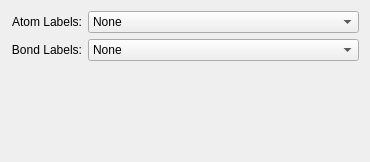
Qt form libavogadro/src/engines/labelsettingswidget.ui (gladk/avogadro-debian) before a commit.
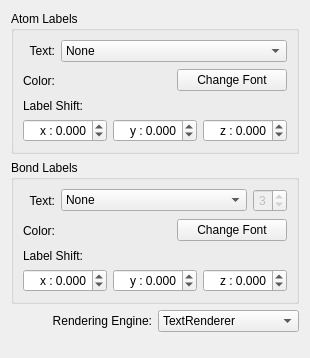
The same form after that commit. Custom widgets are drawn as their Qt base class.

What changed in the file:
```diff
--- a/libavogadro/src/engines/labelsettingswidget.ui
+++ b/libavogadro/src/engines/labelsettingswidget.ui
@@ -6,8 +6,8 @@
    <rect>
     <x>0</x>
     <y>0</y>
-    <width>370</width>
-    <height>162</height>
+    <width>300</width>
+    <height>358</height>
    </rect>
   </property>
   <property name="sizeIncrement">
@@ -17,10 +17,52 @@
    </size>
   </property>
   <layout class="QGridLayout">
+   <item row="2" column="0">
+    <widget class="QLabel" name="label_3">
+     <property name="text">
+      <string>Rendering Engine:</string>
+     </property>
+     <property name="alignment">
+      <set>Qt::AlignRight|Qt::AlignTrailing|Qt::AlignVCenter</set>
+     </property>
+    </widget>
+   </item>
+   <item row="2" column="1">
+    <widget class="QComboBox" name="textRendering">
+     <property name="sizePolicy">
+      <sizepolicy hsizetype="Preferred" vsizetype="Fixed">
+       <horstretch>0</horstretch>
+       <verstretch>0</verstretch>
+      </sizepolicy>
+     </property>
+     <item>
+      <property name="text">
+       <string>TextRenderer</string>
+      </property>
+     </item>
+     <item>
+      <property name="text">
+       <string>QPainter</string>
+      </property>
+     </item>
+    </widget>
+   </item>
+   <item row="0" column="0" colspan="2">
+    <widget class="QGroupBox" name="groupBox_2">
+     <property name="title">
+      <string>Atom Labels</string>
+     </property>
+     <layout class="QGridLayout" name="gridLayout_2">
    <item row="0" column="0">
     <widget class="QLabel" name="label">
+        <property name="sizePolicy">
+         <sizepolicy hsizetype="Minimum" vsizetype="Preferred">
+          <horstretch>0</horstretch>
+          <verstretch>0</verstretch>
+         </sizepolicy>
+        </property>
      <property name="text">
-      <string>Atom Labels:</string>
+         <string>Text:</string>
      </property>
      <property name="textFormat">
       <enum>Qt::AutoText</enum>
@@ -30,7 +72,17 @@
      </property>
     </widget>
    </item>
-   <item row="0" column="1">
+      <item row="1" column="0">
+       <widget class="QLabel" name="label_4">
+        <property name="text">
+         <string>Color:</string>
+        </property>
+        <property name="alignment">
+         <set>Qt::AlignRight|Qt::AlignTrailing|Qt::AlignVCenter</set>
+        </property>
+       </widget>
+      </item>
+      <item row="0" column="1" colspan="2">
     <widget class="QComboBox" name="atomType">
      <property name="sizePolicy">
       <sizepolicy hsizetype="Preferred" vsizetype="Fixed">
@@ -107,81 +159,463 @@
      </item>
     </widget>
    </item>
-   <item row="1" column="0">
-    <widget class="QLabel" name="label_2">
+      <item row="1" column="1">
+       <widget class="Avogadro::ColorButton" name="atomColor" native="true">
+        <property name="sizePolicy">
+         <sizepolicy hsizetype="Preferred" vsizetype="Preferred">
+          <horstretch>0</horstretch>
+          <verstretch>0</verstretch>
+         </sizepolicy>
+        </property>
+        <property name="minimumSize">
+         <size>
+          <width>0</width>
+          <height>25</height>
+         </size>
+        </property>
+       </widget>
+      </item>
+      <item row="1" column="2">
+       <widget class="QPushButton" name="atomFont">
+        <property name="sizePolicy">
+         <sizepolicy hsizetype="Expanding" vsizetype="Fixed">
+          <horstretch>0</horstretch>
+          <verstretch>0</verstretch>
+         </sizepolicy>
+        </property>
      <property name="text">
-      <string>Bond Labels:</string>
+         <string>Change Font</string>
+        </property>
+       </widget>
+      </item>
+      <item row="2" column="0" rowspan="2" colspan="3">
+       <layout class="QGridLayout" name="gridLayout_3">
+        <property name="topMargin">
+         <number>0</number>
+        </property>
+        <item row="1" column="1">
+         <widget class="QDoubleSpinBox" name="xDisplSpinBox">
+          <property name="enabled">
+           <bool>true</bool>
+          </property>
+          <property name="minimumSize">
+           <size>
+            <width>0</width>
+            <height>0</height>
+           </size>
+          </property>
+          <property name="alignment">
+           <set>Qt::AlignRight|Qt::AlignTrailing|Qt::AlignVCenter</set>
+          </property>
+          <property name="prefix">
+           <string>x : </string>
+          </property>
+          <property name="decimals">
+           <number>3</number>
+          </property>
+          <property name="minimum">
+           <double>-99.989999999999995</double>
+          </property>
+          <property name="singleStep">
+           <double>0.020000000000000</double>
+          </property>
+          <property name="value">
+           <double>0.000000000000000</double>
+          </property>
+         </widget>
+        </item>
+        <item row="1" column="2">
+         <widget class="QDoubleSpinBox" name="yDisplSpinBox">
+          <property name="enabled">
+           <bool>true</bool>
+          </property>
+          <property name="sizePolicy">
+           <sizepolicy hsizetype="Preferred" vsizetype="Fixed">
+            <horstretch>0</horstretch>
+            <verstretch>0</verstretch>
+           </sizepolicy>
+          </property>
+          <property name="minimumSize">
+           <size>
+            <width>0</width>
+            <height>0</height>
+           </size>
+          </property>
+          <property name="alignment">
+           <set>Qt::AlignRight|Qt::AlignTrailing|Qt::AlignVCenter</set>
+          </property>
+          <property name="prefix">
+           <string>y : </string>
+          </property>
+          <property name="decimals">
+           <number>3</number>
+          </property>
+          <property name="minimum">
+           <double>-99.989999999999995</double>
+          </property>
+          <property name="singleStep">
+           <double>0.020000000000000</double>
+          </property>
+         </widget>
+        </item>
+        <item row="1" column="3">
+         <widget class="QDoubleSpinBox" name="zDisplSpinBox">
+          <property name="enabled">
+           <bool>true</bool>
+          </property>
+          <property name="sizePolicy">
+           <sizepolicy hsizetype="Preferred" vsizetype="Fixed">
+            <horstretch>0</horstretch>
+            <verstretch>0</verstretch>
+           </sizepolicy>
+          </property>
+          <property name="minimumSize">
+           <size>
+            <width>0</width>
+            <height>0</height>
+           </size>
+          </property>
+          <property name="alignment">
+           <set>Qt::AlignRight|Qt::AlignTrailing|Qt::AlignVCenter</set>
+          </property>
+          <property name="prefix">
+           <string>z : </string>
+          </property>
+          <property name="decimals">
+           <number>3</number>
+          </property>
+          <property name="minimum">
+           <double>-99.989999999999995</double>
+          </property>
+          <property name="singleStep">
+           <double>0.020000000000000</double>
+          </property>
+         </widget>
+        </item>
+        <item row="0" column="1">
+         <widget class="QLabel" name="originLabel">
+          <property name="enabled">
+           <bool>true</bool>
+          </property>
+          <property name="sizePolicy">
+           <sizepolicy hsizetype="Minimum" vsizetype="Preferred">
+            <horstretch>0</horstretch>
+            <verstretch>0</verstretch>
+           </sizepolicy>
+          </property>
+          <property name="text">
+           <string>Label Shift:</string>
      </property>
      <property name="textFormat">
       <enum>Qt::AutoText</enum>
      </property>
      <property name="alignment">
-      <set>Qt::AlignRight|Qt::AlignTrailing|Qt::AlignVCenter</set>
+           <set>Qt::AlignLeading|Qt::AlignLeft|Qt::AlignVCenter</set>
      </property>
     </widget>
    </item>
-   <item row="1" column="1">
-    <widget class="QComboBox" name="bondType">
-     <property name="sizePolicy">
-      <sizepolicy hsizetype="Preferred" vsizetype="Fixed">
-       <horstretch>1</horstretch>
-       <verstretch>0</verstretch>
-      </sizepolicy>
-     </property>
-     <property name="sizeIncrement">
-      <size>
-       <width>1</width>
-       <height>0</height>
-      </size>
-     </property>
-     <property name="currentIndex">
-      <number>0</number>
-     </property>
-     <property name="modelColumn">
-      <number>0</number>
-     </property>
-     <item>
-      <property name="text">
-       <string>None</string>
-      </property>
-     </item>
-     <item>
-      <property name="text">
-       <string>Bond length</string>
-      </property>
-     </item>
-     <item>
-      <property name="text">
-       <string>Bond number</string>
-      </property>
-     </item>
-     <item>
-      <property name="text">
-       <string>Bond order</string>
-      </property>
-     </item>
-     <item>
-      <property name="text">
-       <string>Unique ID</string>
-      </property>
-     </item>
+       </layout>
+      </item>
+     </layout>
     </widget>
    </item>
-   <item row="2" column="1">
-    <spacer>
+   <item row="4" column="0">
+    <spacer name="verticalSpacer">
      <property name="orientation">
       <enum>Qt::Vertical</enum>
      </property>
      <property name="sizeHint" stdset="0">
       <size>
        <width>20</width>
-       <height>40</height>
+       <height>20</height>
       </size>
      </property>
     </spacer>
    </item>
-  </layout>
- </widget>
+   <item row="1" column="0" colspan="2">
+    <widget class="QGroupBox" name="groupBox">
+     <property name="title">
+      <string>Bond Labels</string>
+     </property>
+     <layout class="QGridLayout" name="gridLayout_1">
+      <item row="5" column="0" rowspan="2" colspan="3">
+       <layout class="QGridLayout" name="gridLayout_4">
+        <property name="topMargin">
+         <number>0</number>
+        </property>
+        <property name="bottomMargin">
+         <number>0</number>
+        </property>
+        <item row="0" column="0">
+         <widget class="QLabel" name="originLabel_1">
+          <property name="enabled">
+           <bool>true</bool>
+          </property>
+          <property name="sizePolicy">
+           <sizepolicy hsizetype="Minimum" vsizetype="Preferred">
+            <horstretch>0</horstretch>
+            <verstretch>0</verstretch>
+           </sizepolicy>
+          </property>
+          <property name="text">
+           <string>Label Shift:</string>
+          </property>
+          <property name="textFormat">
+           <enum>Qt::AutoText</enum>
+          </property>
+          <property name="alignment">
+           <set>Qt::AlignLeading|Qt::AlignLeft|Qt::AlignVCenter</set>
+          </property>
+         </widget>
+        </item>
+        <item row="1" column="0">
+         <widget class="QDoubleSpinBox" name="xBondDisplSpinBox">
+          <property name="enabled">
+           <bool>true</bool>
+          </property>
+          <property name="sizePolicy">
+           <sizepolicy hsizetype="Preferred" vsizetype="Fixed">
+            <horstretch>0</horstretch>
+            <verstretch>0</verstretch>
+           </sizepolicy>
+          </property>
+          <property name="minimumSize">
+           <size>
+            <width>0</width>
+            <height>0</height>
+           </size>
+          </property>
+          <property name="alignment">
+           <set>Qt::AlignRight|Qt::AlignTrailing|Qt::AlignVCenter</set>
+          </property>
+          <property name="prefix">
+           <string>x : </string>
+          </property>
+          <property name="decimals">
+           <number>3</number>
+          </property>
+          <property name="minimum">
+           <double>-99.989999999999995</double>
+          </property>
+          <property name="singleStep">
+           <double>0.020000000000000</double>
+          </property>
+          <property name="value">
+           <double>0.000000000000000</double>
+          </property>
+         </widget>
+        </item>
+        <item row="1" column="1">
+         <widget class="QDoubleSpinBox" name="yBondDisplSpinBox">
+          <property name="enabled">
+           <bool>true</bool>
+          </property>
+          <property name="sizePolicy">
+           <sizepolicy hsizetype="Preferred" vsizetype="Fixed">
+            <horstretch>0</horstretch>
+            <verstretch>0</verstretch>
+           </sizepolicy>
+          </property>
+          <property name="minimumSize">
+           <size>
+            <width>0</width>
+            <height>0</height>
+           </size>
+          </property>
+          <property name="alignment">
+           <set>Qt::AlignRight|Qt::AlignTrailing|Qt::AlignVCenter</set>
+          </property>
+          <property name="prefix">
+           <string>y : </string>
+          </property>
+          <property name="decimals">
+           <number>3</number>
+          </property>
+          <property name="minimum">
+           <double>-99.989999999999995</double>
+          </property>
+          <property name="singleStep">
+           <double>0.020000000000000</double>
+          </property>
+         </widget>
+        </item>
+        <item row="1" column="2">
+         <widget class="QDoubleSpinBox" name="zBondDisplSpinBox">
+          <property name="enabled">
+           <bool>true</bool>
+          </property>
+          <property name="sizePolicy">
+           <sizepolicy hsizetype="Preferred" vsizetype="Fixed">
+            <horstretch>0</horstretch>
+            <verstretch>0</verstretch>
+           </sizepolicy>
+          </property>
+          <property name="minimumSize">
+           <size>
+            <width>0</width>
+            <height>0</height>
+           </size>
+          </property>
+          <property name="alignment">
+           <set>Qt::AlignRight|Qt::AlignTrailing|Qt::AlignVCenter</set>
+          </property>
+          <property name="prefix">
+           <string>z : </string>
+          </property>
+          <property name="decimals">
+           <number>3</number>
+          </property>
+          <property name="minimum">
+           <double>-99.989999999999995</double>
+          </property>
+          <property name="singleStep">
+           <double>0.020000000000000</double>
+          </property>
+         </widget>
+        </item>
+       </layout>
+      </item>
+      <item row="2" column="0">
+       <widget class="QLabel" name="label_5">
+        <property name="text">
+         <string>Color:</string>
+        </property>
+        <property name="alignment">
+         <set>Qt::AlignRight|Qt::AlignTrailing|Qt::AlignVCenter</set>
+        </property>
+       </widget>
+      </item>
+      <item row="2" column="1">
+       <widget class="Avogadro::ColorButton" name="bondColor" native="true">
+        <property name="sizePolicy">
+         <sizepolicy hsizetype="Expanding" vsizetype="Preferred">
+          <horstretch>0</horstretch>
+          <verstretch>0</verstretch>
+         </sizepolicy>
+        </property>
+        <property name="minimumSize">
+         <size>
+          <width>0</width>
+          <height>25</height>
+         </size>
+        </property>
+       </widget>
+      </item>
+      <item row="2" column="2">
+       <widget class="QPushButton" name="bondFont">
+        <property name="sizePolicy">
+         <sizepolicy hsizetype="Expanding" vsizetype="Fixed">
+          <horstretch>0</horstretch>
+          <verstretch>0</verstretch>
+         </sizepolicy>
+        </property>
+        <property name="text">
+         <string>Change Font</string>
+        </property>
+       </widget>
+      </item>
+      <item row="1" column="0">
+       <widget class="QLabel" name="label_2">
+        <property name="sizePolicy">
+         <sizepolicy hsizetype="Minimum" vsizetype="Preferred">
+          <horstretch>0</horstretch>
+          <verstretch>0</verstretch>
+         </sizepolicy>
+        </property>
+        <property name="text">
+         <string>Text:</string>
+        </property>
+        <property name="textFormat">
+         <enum>Qt::AutoText</enum>
+        </property>
+        <property name="alignment">
+         <set>Qt::AlignRight|Qt::AlignTrailing|Qt::AlignVCenter</set>
+        </property>
+       </widget>
+      </item>
+      <item row="1" column="1" colspan="2">
+       <layout class="QHBoxLayout" name="horizontalLayout">
+        <property name="topMargin">
+         <number>0</number>
+        </property>
+        <item>
+         <widget class="QComboBox" name="bondType">
+          <property name="sizePolicy">
+           <sizepolicy hsizetype="Preferred" vsizetype="Fixed">
+            <horstretch>1</horstretch>
+            <verstretch>0</verstretch>
+           </sizepolicy>
+          </property>
+          <property name="sizeIncrement">
+           <size>
+            <width>1</width>
+            <height>0</height>
+           </size>
+          </property>
+          <property name="currentIndex">
+           <number>0</number>
+          </property>
+          <property name="modelColumn">
+           <number>0</number>
+          </property>
+          <item>
+           <property name="text">
+            <string>None</string>
+           </property>
+          </item>
+          <item>
+           <property name="text">
+            <string>Bond length</string>
+           </property>
+          </item>
+          <item>
+           <property name="text">
+            <string>Bond number</string>
+           </property>
+          </item>
+          <item>
+           <property name="text">
+            <string>Bond order</string>
+           </property>
+          </item>
+          <item>
+           <property name="text">
+            <string>Unique ID</string>
+           </property>
+          </item>
+         </widget>
+        </item>
+        <item>
+         <widget class="QSpinBox" name="lengthPrecision">
+          <property name="enabled">
+           <bool>false</bool>
+          </property>
+          <property name="alignment">
+           <set>Qt::AlignRight|Qt::AlignTrailing|Qt::AlignVCenter</set>
+          </property>
+          <property name="maximum">
+           <number>8</number>
+          </property>
+          <property name="value">
+           <number>3</number>
+          </property>
+         </widget>
+        </item>
+       </layout>
+      </item>
+     </layout>
+    </widget>
+   </item>
+  </layout>
+ </widget>
+ <customwidgets>
+  <customwidget>
+   <class>Avogadro::ColorButton</class>
+   <extends>QWidget</extends>
+   <header location="global">avogadro/colorbutton.h</header>
+   <container>1</container>
+  </customwidget>
+ </customwidgets>
  <resources/>
  <connections/>
 </ui>
```
Left out of the diff: 35 changed lines with no effect on the pictures. Lines whose indentation alone changed are shown as unchanged.
